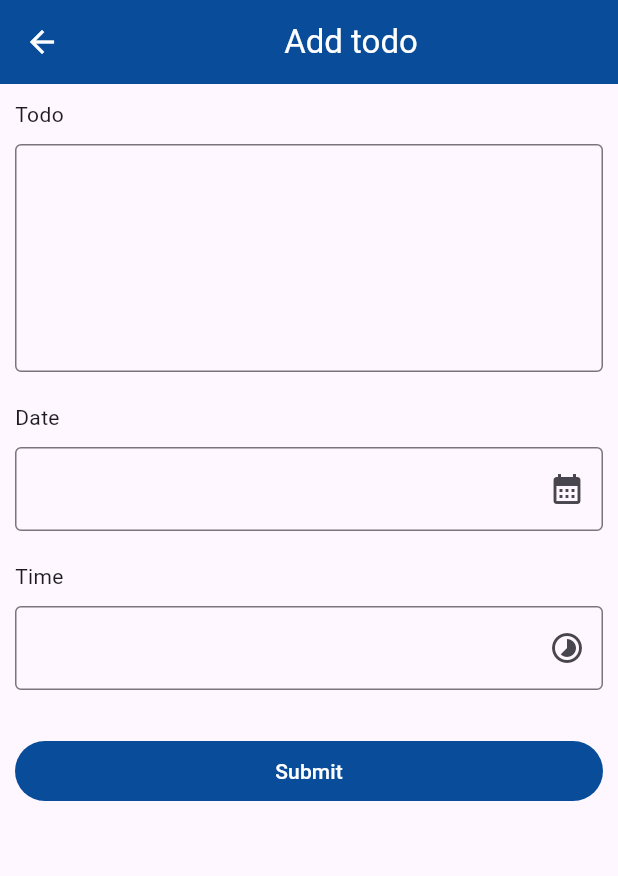
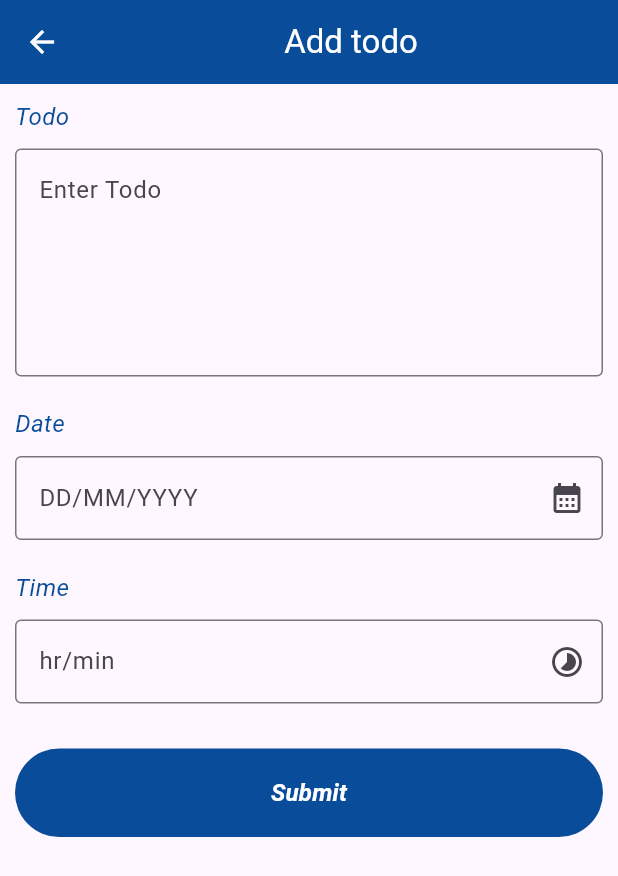
Before and after one commit to Osezelej/todoappniit, a Flutter app: the screen it shows after launch, after a tap on the "add" icon, on a phone screen of 412 x 824 dp. Shown: the top 876 px of the screen. Run offline on Flutter 3.47's test engine with Material 3 defaults, Android fonts, the phone set to English and light mode, and no system bars.

Commit message:
13/12/23

```diff
--- a/lib/addtodo/main.dart
+++ b/lib/addtodo/main.dart
@@ -3,16 +3,30 @@
 import 'package:flutter/material.dart';
 import 'package:intro/addtodo/widget/labelField.dart';
 
+import '../homeScreen/logic/todo.dart';
+
 class AddTodo extends StatefulWidget {
-  const AddTodo({super.key});
+  final Function setterFunction;
+  final List<Todo> todoList;
+  const AddTodo(
+      {super.key, required this.setterFunction, required this.todoList});
 
   @override
   State<AddTodo> createState() => _AddTodoState();
 }
 
 class _AddTodoState extends State<AddTodo> {
+  String? _dateText;
+  String? _todoText;
+  String? _timeText;
   @override
   Widget build(BuildContext context) {
+    setAddtodo(String? dateText, String? todoText, String? timeText) {
+      _dateText = dateText ?? _dateText;
+      _todoText = todoText ?? _todoText;
+      _timeText = timeText ?? _timeText;
+    }
+
     return Scaffold(
       appBar: AppBar(
         title: Center(child: Text('Add todo')),
@@ -26,6 +40,10 @@ class _AddTodoState extends State<AddTodo> {
           LabelField(
             label: 'Todo',
             minLines: 5,
+            addtodoFunction: (value) {
+              print('todo:' + value);
+              setAddtodo(null, value, null);
+            },
           ),
           LabelField(
             label: 'Date',
@@ -33,6 +51,10 @@ class _AddTodoState extends State<AddTodo> {
               onPressed: () {},
               icon: Icon(Icons.calendar_month),
             ),
+            addtodoFunction: (value) {
+              print('date: ' + value);
+              setAddtodo(value, null, null);
+            },
           ),
           LabelField(
             label: 'Time',
@@ -40,6 +62,10 @@ class _AddTodoState extends State<AddTodo> {
               onPressed: () {},
               icon: Icon(Icons.timelapse_rounded),
             ),
+            addtodoFunction: (value) {
+              print('time: ' + value);
+              setAddtodo(null, null, value);
+            },
           ),
           SizedBox(
             height: 10,
@@ -51,9 +77,26 @@ class _AddTodoState extends State<AddTodo> {
                 Expanded(
                   child: TextButton(
                     onPressed: () {
+                      widget.setterFunction(
+                          widget.todoList,
+                          Todo(
+                              id: (widget.todoList.length + 1).toString(),
+                              content: _todoText as String,
+                              date: _dateText as String,
+                              time: _timeText as String));
                       Navigator.pop(context);
                     },
-                    child: Text('Submit'),
+                    child: Container(
+                      margin: EdgeInsets.all(10),
+                      child: Text(
+                        'Submit',
+                        style: TextStyle(
+                          fontSize: 16,
+                          fontStyle: FontStyle.italic,
+                          fontWeight: FontWeight.bold,
+                        ),
+                      ),
+                    ),
                     style: ButtonStyle(
                       backgroundColor: MaterialStatePropertyAll(
                         Color.fromRGBO(9, 76, 154, 1.0),
--- a/lib/addtodo/widget/labelField.dart
+++ b/lib/addtodo/widget/labelField.dart
@@ -4,23 +4,51 @@ class LabelField extends StatelessWidget {
   final String label;
   final IconButton? icon;
   final int? minLines;
-  const LabelField({super.key, required this.label, this.icon, this.minLines});
+  final Function addtodoFunction;
+  const LabelField(
+      {super.key,
+      required this.label,
+      this.icon,
+      this.minLines,
+      required this.addtodoFunction});
 
   @override
   Widget build(BuildContext context) {
     int lines = minLines ?? 1;
+    TextEditingController fieldController =
+        TextEditingController.fromValue(TextEditingValue(text: ''));
 
+    String placeHolderText = '';
+    if (label.toLowerCase() == 'date') {
+      placeHolderText = 'DD/MM/YYYY';
+    } else if (label.toLowerCase() == 'time') {
+      placeHolderText = 'hr/min';
+    } else {
+      placeHolderText = 'Enter Todo';
+    }
     return Container(
       margin: EdgeInsets.symmetric(vertical: 10, horizontal: 10),
       child: Column(crossAxisAlignment: CrossAxisAlignment.start, children: [
-        Text(label),
+        Text(
+          label,
+          style: TextStyle(
+            color: Color.fromRGBO(9, 76, 154, 1.0),
+            fontSize: 16,
+            fontStyle: FontStyle.italic,
+          ),
+        ),
         SizedBox(
           height: 10,
         ),
         TextField(
+          onChanged: (value) {
+            addtodoFunction(value);
+          },
+          controller: fieldController,
           maxLines: lines,
           minLines: lines,
           decoration: InputDecoration(
+              hintText: placeHolderText,
               suffixIcon: icon,
               border: OutlineInputBorder(),
               focusedBorder: OutlineInputBorder(
--- a/lib/homeScreen/logic/todo.dart
+++ b/lib/homeScreen/logic/todo.dart
@@ -1,5 +1,11 @@
 class Todo {
   final String id;
   final String content;
-  Todo({required this.id, required this.content});
+  final String date;
+  final String time;
+  Todo(
+      {required this.id,
+      required this.content,
+      required this.date,
+      required this.time});
 }
--- a/lib/homeScreen/main.dart
+++ b/lib/homeScreen/main.dart
@@ -1,28 +1,23 @@
 import 'package:flutter/material.dart';
-import 'package:intro/addtodo/main.dart';
 import 'package:intro/homeScreen/widget/TodoContainer.dart';
 import 'package:intro/homeScreen/widget/sizedIcon.dart';
 
 import 'logic/todo.dart';
 
 class HomeScreen extends StatefulWidget {
-  const HomeScreen({super.key});
+  final List<Todo> todos;
+  const HomeScreen({super.key, required this.todos});
 
   @override
   State<HomeScreen> createState() => _HomeScreenState();
 }
 
 class _HomeScreenState extends State<HomeScreen> {
-  List<Todo> Todos = [
-    Todo(id: '1', content: 'Buy Rice'),
-    Todo(id: '2', content: 'Buy kpoms'),
-    Todo(id: '3', content: 'Buy shaks and rands'),
-    Todo(id: '4', content: 'Buy tiny'),
-    Todo(id: '5', content: 'Buy AZ'),
-    Todo(id: '6', content: 'Buy house'),
-  ];
+  late List<Todo> Todos;
   @override
   Widget build(BuildContext context) {
+    Todos = widget.todos;
+
     return Scaffold(
       appBar: AppBar(
         title: Text(
@@ -60,8 +55,19 @@ class _HomeScreenState extends State<HomeScreen> {
             ),
             Expanded(
               child: ListView(
-                children: Todos.map((e) => TodoContainer(content: e.content))
-                    .toList(),
+                children: Todos.isEmpty
+                    ? [
+                        Center(
+                          child: Column(
+                            mainAxisAlignment: MainAxisAlignment.center,
+                            children: [
+                              Text('Oops! no Todo here'),
+                              Text('Click on + to add todo')
+                            ],
+                          ),
+                        ),
+                      ]
+                    : Todos.map((e) => TodoContainer(todo: e)).toList(),
               ),
             )
           ],
--- a/lib/homeScreen/widget/TodoContainer.dart
+++ b/lib/homeScreen/widget/TodoContainer.dart
@@ -1,11 +1,13 @@
 // ignore_for_file: prefer_const_constructors, prefer_const_literals_to_create_immutables
 
 import 'package:flutter/material.dart';
+import 'package:intro/homeScreen/logic/todo.dart';
 import 'package:intro/homeScreen/widget/sizedIcon.dart';
 
 class TodoContainer extends StatelessWidget {
-  final String content;
-  const TodoContainer({super.key, required this.content});
+  final Todo todo;
+
+  const TodoContainer({super.key, required this.todo});
 
   @override
   Widget build(BuildContext context) {
@@ -33,7 +35,7 @@ class TodoContainer extends StatelessWidget {
               mainAxisAlignment: MainAxisAlignment.spaceBetween,
               children: [
                 Text(
-                  content,
+                  todo.content,
                   style: TextStyle(fontSize: 22, fontFamily: 'Roboto'),
                 ),
                 Row(
@@ -46,7 +48,7 @@ class TodoContainer extends StatelessWidget {
               ],
             ),
             Text(
-              '02/12/2023-10:00Am',
+              '${todo.date}-${todo.time}Am',
               style: TextStyle(
                   fontSize: 10,
                   fontWeight: FontWeight.w700,
--- a/lib/main.dart
+++ b/lib/main.dart
@@ -1,21 +1,42 @@
 import 'package:flutter/material.dart';
 import 'package:intro/homeScreen/main.dart';
 import 'package:intro/addtodo/main.dart';
+
+import 'homeScreen/logic/todo.dart';
 
 void main() {
   runApp(const MyApp());
 }
 
-class MyApp extends StatelessWidget {
+class MyApp extends StatefulWidget {
   const MyApp({super.key});
 
   @override
+  State<MyApp> createState() => _MyAppState();
+}
+
+class _MyAppState extends State<MyApp> {
+  List<Todo> todos = [];
+
+  @override
   Widget build(BuildContext context) {
+    dynamic setterFunction(List<Todo> todoList, Todo todoItem) {
+      todoList.add(todoItem);
+      setState(() {
+        todos = todoList;
+      });
+    }
+
     return MaterialApp(
       debugShowCheckedModeBanner: false,
       routes: {
-        '/': (context) => HomeScreen(),
-        '/addtodo': (context) => AddTodo()
+        '/': (context) => HomeScreen(
+              todos: todos,
+            ),
+        '/addtodo': (context) => AddTodo(
+              setterFunction: setterFunction,
+              todoList: todos,
+            )
       },
       theme: ThemeData(useMaterial3: true),
     );
```
